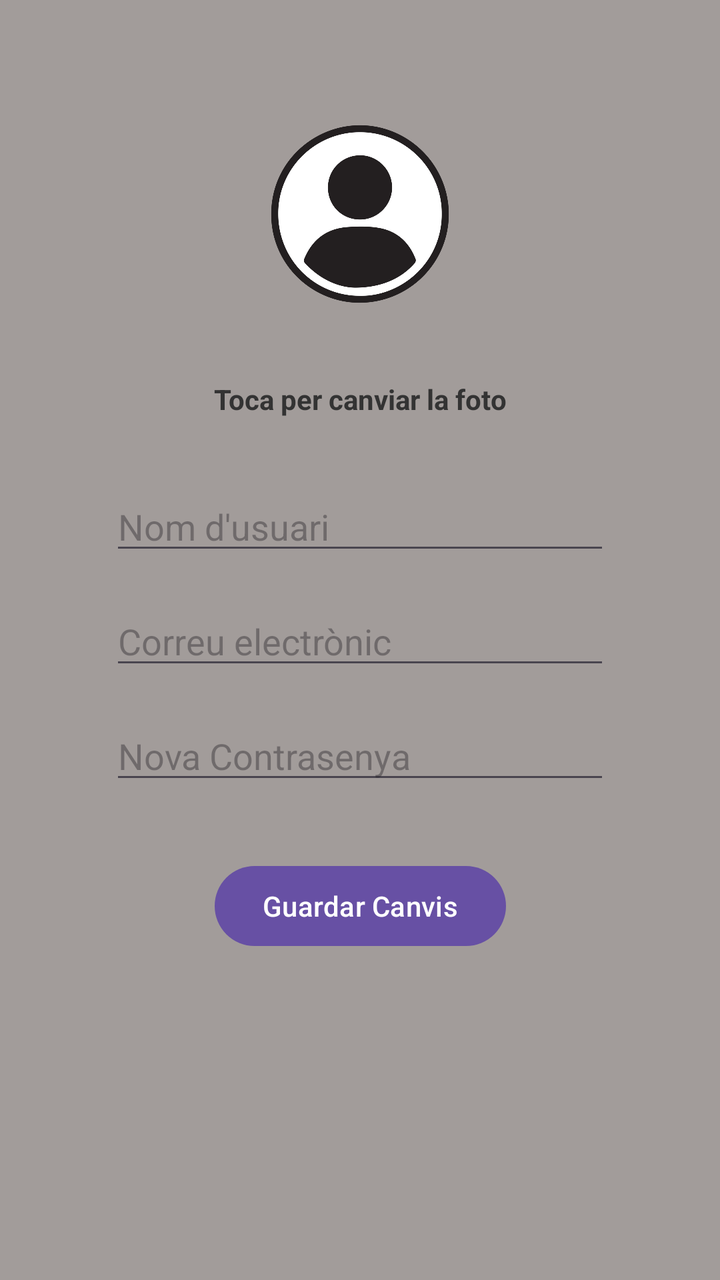
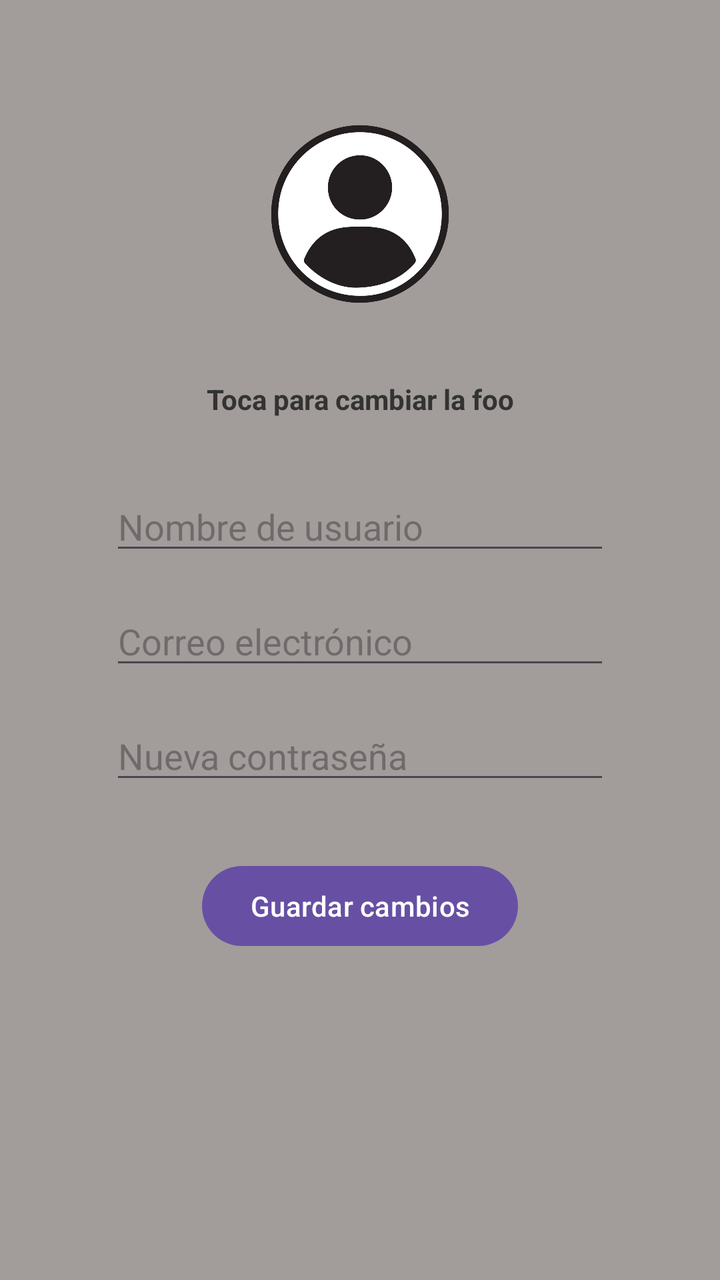

Screens rendered from an Android XML layout before and after an edit, with the pre-edit source and the edit as a unified diff.
<!-- AndroidManifest.xml: application theme Theme.Projecte -->
<!-- res/layout/activity_edit_profile.xml -->
<?xml version="1.0" encoding="utf-8"?>
<androidx.constraintlayout.widget.ConstraintLayout xmlns:android="http://schemas.android.com/apk/res/android"
    xmlns:app="http://schemas.android.com/apk/res-auto"
    xmlns:tools="http://schemas.android.com/tools"
    android:layout_width="match_parent"
    android:layout_height="match_parent"
    android:background="#A29C9A"
    tools:context=".EditProfileActivity">

    <ImageView
        android:id="@+id/editFotoPerfil"
        android:layout_width="150dp"
        android:layout_height="150dp"
        android:layout_marginTop="32dp"
        app:layout_constraintEnd_toEndOf="parent"
        app:layout_constraintStart_toStartOf="parent"
        app:layout_constraintTop_toTopOf="parent"
        app:srcCompat="@drawable/user_icon" />

    <TextView
        android:id="@+id/canviarFotoTxt"
        android:layout_width="wrap_content"
        android:layout_height="wrap_content"
        android:layout_marginTop="8dp"
        android:text="Toca per canviar la foto"
        android:textStyle="bold"
        android:textColor="#333333"
        app:layout_constraintEnd_toEndOf="parent"
        app:layout_constraintStart_toStartOf="parent"
        app:layout_constraintTop_toBottomOf="@+id/editFotoPerfil" />

    <EditText
        android:id="@+id/editNom"
        android:layout_width="250dp"
        android:layout_height="wrap_content"
        android:layout_marginTop="32dp"
        android:hint="Nom d'usuari"
        android:inputType="textPersonName"
        app:layout_constraintEnd_toEndOf="parent"
        app:layout_constraintStart_toStartOf="parent"
        app:layout_constraintTop_toBottomOf="@+id/canviarFotoTxt" />

    <EditText
        android:id="@+id/editCorreu"
        android:layout_width="250dp"
        android:layout_height="wrap_content"
        android:layout_marginTop="16dp"
        android:hint="Correu electrònic"
        android:inputType="textEmailAddress"
        app:layout_constraintEnd_toEndOf="parent"
        app:layout_constraintStart_toStartOf="parent"
        app:layout_constraintTop_toBottomOf="@+id/editNom" />

    <EditText
        android:id="@+id/editContrasenya"
        android:layout_width="250dp"
        android:layout_height="wrap_content"
        android:layout_marginTop="16dp"
        android:hint="Nova Contrasenya"
        android:inputType="textPassword"
        app:layout_constraintEnd_toEndOf="parent"
        app:layout_constraintStart_toStartOf="parent"
        app:layout_constraintTop_toBottomOf="@+id/editCorreu" />

    <Button
        android:id="@+id/guardarPerfilBtn"
        android:layout_width="wrap_content"
        android:layout_height="wrap_content"
        android:layout_marginTop="32dp"
        android:text="Guardar Canvis"
        app:layout_constraintEnd_toEndOf="parent"
        app:layout_constraintStart_toStartOf="parent"
        app:layout_constraintTop_toBottomOf="@+id/editContrasenya" />

</androidx.constraintlayout.widget.ConstraintLayout>
<!-- resources referenced by this layout -->
<resources>
  <!-- drawable user_icon: png bitmap (drawable, 103129 bytes) -->
  <style name="Theme.Projecte" parent="Base.Theme.Projecte" />
  <style name="Base.Theme.Projecte" parent="Theme.Material3.DayNight.NoActionBar">
          
          
      </style>
</resources>

<!-- the commit's change to res/layout/activity_edit_profile.xml (unified diff, before → after) -->
@@ -22,7 +22,7 @@
         android:layout_width="wrap_content"
         android:layout_height="wrap_content"
         android:layout_marginTop="8dp"
-        android:text="Toca per canviar la foto"
+        android:text="Toca para cambiar la foo"
         android:textStyle="bold"
         android:textColor="#333333"
         app:layout_constraintEnd_toEndOf="parent"
@@ -34,7 +34,7 @@
         android:layout_width="250dp"
         android:layout_height="wrap_content"
         android:layout_marginTop="32dp"
-        android:hint="Nom d'usuari"
+        android:hint="Nombre de usuario"
         android:inputType="textPersonName"
         app:layout_constraintEnd_toEndOf="parent"
         app:layout_constraintStart_toStartOf="parent"
@@ -45,7 +45,7 @@
         android:layout_width="250dp"
         android:layout_height="wrap_content"
         android:layout_marginTop="16dp"
-        android:hint="Correu electrònic"
+        android:hint="Correo electrónico"
         android:inputType="textEmailAddress"
         app:layout_constraintEnd_toEndOf="parent"
         app:layout_constraintStart_toStartOf="parent"
@@ -56,7 +56,7 @@
         android:layout_width="250dp"
         android:layout_height="wrap_content"
         android:layout_marginTop="16dp"
-        android:hint="Nova Contrasenya"
+        android:hint="Nueva contraseña"
         android:inputType="textPassword"
         app:layout_constraintEnd_toEndOf="parent"
         app:layout_constraintStart_toStartOf="parent"
@@ -67,7 +67,7 @@
         android:layout_width="wrap_content"
         android:layout_height="wrap_content"
         android:layout_marginTop="32dp"
-        android:text="Guardar Canvis"
+        android:text="Guardar cambios"
         app:layout_constraintEnd_toEndOf="parent"
         app:layout_constraintStart_toStartOf="parent"
         app:layout_constraintTop_toBottomOf="@+id/editContrasenya" />
